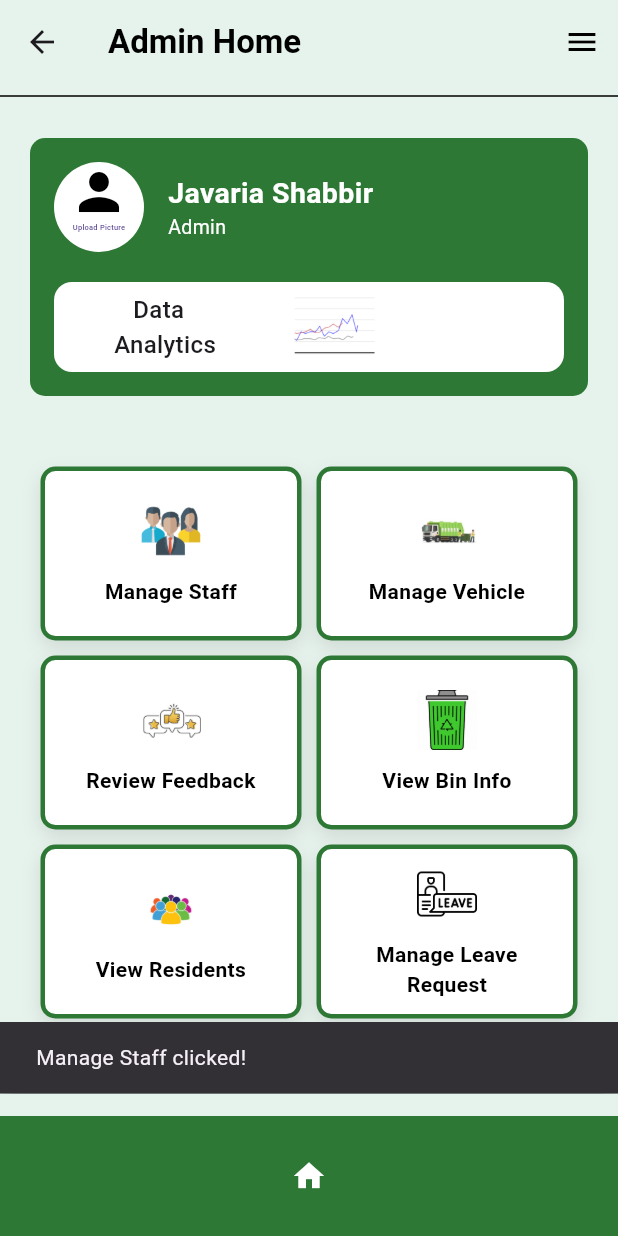
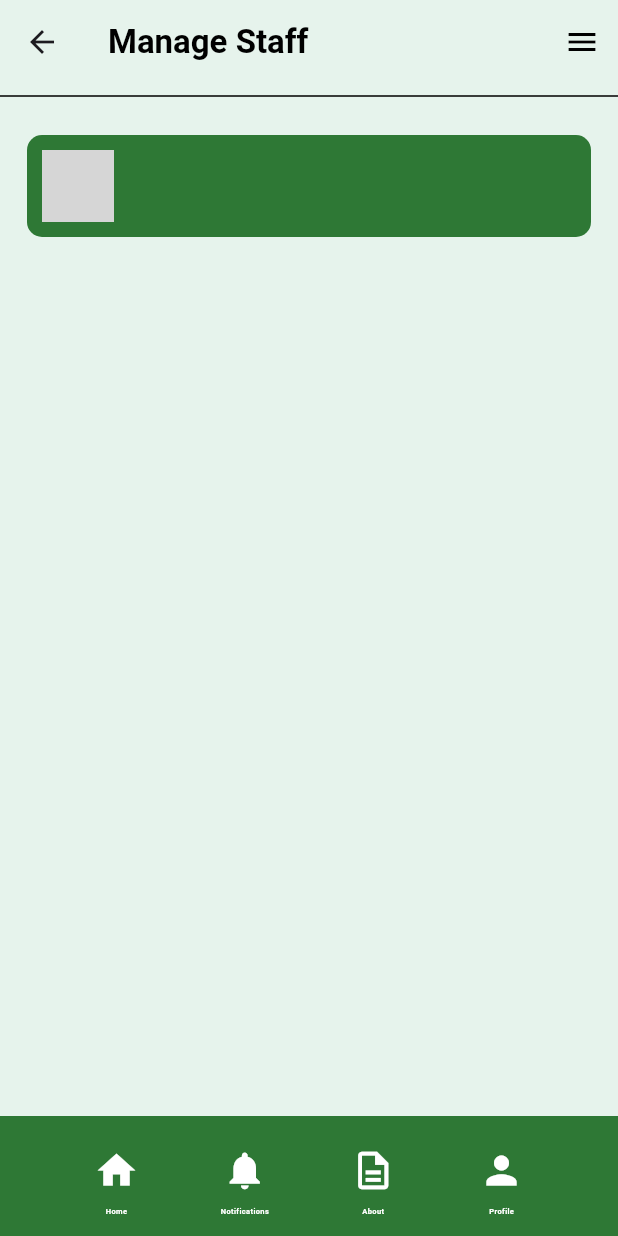
Before and after one commit to Javaria-Shabbir24/SmartWasteManagementSystem-AdminPortal, a Flutter app: the Admin screen opened directly, after a tap on "Manage Staff", on a phone screen of 412 x 824 dp. Run offline on Flutter 3.47's test engine with Material 3 defaults, Android fonts, the phone set to English and light mode, and no system bars; statements that could not run were skipped; grey boxes are pictures that could not be loaded.

Commit message:
manage staff appbar and bottom appbar

```diff
--- a/lib/admin.dart
+++ b/lib/admin.dart
@@ -26,7 +26,7 @@ class Admin extends StatelessWidget {
         child: Column(
           children: [
             //Divider for better UI
-            Divider(
+            const Divider(
               color: Colors.black,
               thickness: 1,
             ),
--- a/lib/admin_bottom_section.dart
+++ b/lib/admin_bottom_section.dart
@@ -4,17 +4,56 @@ class AdminBottomSection extends StatelessWidget {
   @override
   Widget build(BuildContext context) {
     return Container(
-      margin: const EdgeInsets.only(top: 15), // Add top margin here
-      child: BottomAppBar(
-        color: const Color(0xFF2E7835),
+      child: const BottomAppBar(
+        color:  Color(0xFF2E7835),
         child: Row(
         mainAxisAlignment: MainAxisAlignment.spaceEvenly,
         children: [
           //home icon
-          IconButton(
-           onPressed: null,
-           icon: const Icon(Icons.home,color: Colors.white)
-           ),
+            Column(
+              children: [
+                IconButton(
+                  onPressed: null,
+                  icon: Icon(Icons.home, color: Colors.white, size: 30,),
+                ),
+                Text('Home', style: TextStyle(color: Colors.white, fontSize: 5,fontWeight: FontWeight.bold),
+                ),
+              ],
+            ),
+          //Notifications icon
+            Column(
+              children: [
+                IconButton(
+                  onPressed: null,
+                  icon: Icon(Icons.notifications, color: Colors.white,size: 30,),
+                ),
+                Text('Notifications', style: TextStyle(color: Colors.white, fontSize: 5,fontWeight: FontWeight.bold),
+                ),
+              ],
+            ),
+          //About icon
+            Column(
+              children: [
+                IconButton(
+                  onPressed: null,
+                  icon: Icon(Icons.description_outlined, color: Colors.white,size: 30,),
+                ),
+                Text('About', style: TextStyle(color: Colors.white, fontSize: 5,fontWeight: FontWeight.bold),
+                ),
+              ],
+            ),
+          //Profile icon
+            Column(
+              children: [
+                IconButton(
+                  onPressed: null,
+                  icon: Icon(Icons.person, color: Colors.white,size: 30,),
+                ),
+                Text('Profile', style: TextStyle(color: Colors.white, fontSize: 5,fontWeight: FontWeight.bold),
+                ),
+              ],
+            ),
+
 
         ],
         ),
--- a/lib/admin_grid_section.dart
+++ b/lib/admin_grid_section.dart
@@ -1,19 +1,25 @@
 import 'package:flutter/material.dart';
+import 'admin_manage_staff.dart';
+import 'admin_manage_vehicle.dart';
+import 'admin_review_feedback.dart';
+import 'admin_view_bin_info.dart';
+import 'admin_view_residents.dart';
+import 'admin_manage_leave_requests.dart';
 
 class AdminGridSection extends StatelessWidget {
   @override
   Widget build(BuildContext context) {
     final List<Map<String, dynamic>> options = [
-      {"image": 'assets/staff.png', "label": "Manage Staff"},
-      {"image": 'assets/truckicon.jpg', "label": "Manage Vehicle"},
-      {"image": 'assets/feedback1.png', "label": "Review Feedback"},
-      {"image": 'assets/bin1.png', "label": "View Bin Info"},
-      {"image": 'assets/resident.png', "label": "View Residents"},
-      {"image": 'assets/leave.png', "label": "Manage Leave \nRequest"},
+      {"image": 'assets/staff.png', "label": "Manage Staff", "page": AdminManageStaff()},
+      {"image": 'assets/truckicon.jpg', "label": "Manage Vehicle", "page": AdminManageVehicle()},
+      {"image": 'assets/feedback1.png', "label": "Review Feedback", "page": AdminReviewFeedback()},
+      {"image": 'assets/bin1.png', "label": "View Bin Info", "page": AdminViewBinInfo()},
+      {"image": 'assets/resident.png', "label": "View Residents", "page": AdminViewResidents()},
+      {"image": 'assets/leave.png', "label": "Manage Leave \nRequest", "page": AdminManageLeaveRequests()},
     ];
 
     return Padding(
-      padding: const EdgeInsets.all(27),
+      padding: const EdgeInsets.only(left: 27, right:27),
       child: GridView.builder(
         physics: const NeverScrollableScrollPhysics(), // Prevent inner scrolling
         shrinkWrap: true,
@@ -27,8 +33,10 @@ class AdminGridSection extends StatelessWidget {
         itemBuilder: (context, index) {
           return GestureDetector(
             onTap: () {
-              ScaffoldMessenger.of(context).showSnackBar(
-                SnackBar(content: Text("${options[index]['label']} clicked!")),
+              // Navigate to the selected page on button click
+              Navigator.push(
+                context,
+                MaterialPageRoute(builder: (context) => options[index]['page']),
               );
             },
             child: Container(
--- /dev/null
+++ b/lib/admin_manage_leave_requests.dart
@@ -0,0 +1,10 @@
+import 'package:flutter/material.dart';
+
+class AdminManageLeaveRequests extends StatelessWidget {
+  const AdminManageLeaveRequests({super.key});
+
+  @override
+  Widget build(BuildContext context) {
+    return const Placeholder();
+  }
+}
--- /dev/null
+++ b/lib/admin_manage_staff.dart
@@ -0,0 +1,64 @@
+import 'package:flutter/material.dart';
+import 'admin_bottom_section.dart';
+
+class AdminManageStaff extends StatelessWidget {
+  @override
+  Widget build(BuildContext context) {
+    return Scaffold(
+      appBar: AppBar(
+        backgroundColor:const  Color(0xFFE6F3EC),
+        title: const Text("Manage Staff",
+        style: TextStyle(
+          color: Colors.black,
+          fontWeight: FontWeight.bold,
+         ),
+        ),
+        actions: const [
+          IconButton(
+            onPressed: null,
+            icon: Icon(Icons.menu,
+            color: Colors.black,
+            )
+            )
+        ],
+      ),
+      //setting the background color
+      backgroundColor:const  Color(0xFFE6F3EC),
+      //setting up the body section
+      body: SingleChildScrollView(
+        child: Column(
+          //column elements
+          children: [
+            //Divider for better User Interface
+            const Divider(
+              color: Colors.black,
+              thickness: 1,
+            ),
+            Container(
+              margin: const EdgeInsets.all(18),
+              padding: const EdgeInsets.all(10),
+              decoration: BoxDecoration(
+                color: const Color(0xFF2E7835),
+                borderRadius: BorderRadius.circular(10),
+              ),
+              child: Row(
+                mainAxisAlignment: MainAxisAlignment.start,
+                children: [
+                  card(),
+                ],
+              ),
+            ),
+          ],
+        ),
+
+      ),
+      bottomNavigationBar: AdminBottomSection(),
+    );
+  }
+}
+// returning a card showing the statistics
+Widget statCard(int count, String label){
+  return Card(
+
+  );
+}
--- /dev/null
+++ b/lib/admin_manage_vehicle.dart
@@ -0,0 +1,8 @@
+import 'package:flutter/material.dart';
+
+class AdminManageVehicle extends StatelessWidget {
+  @override
+  Widget build(BuildContext context) {
+    return const Placeholder();
+  }
+}
--- /dev/null
+++ b/lib/admin_review_feedback.dart
@@ -0,0 +1,10 @@
+import 'package:flutter/material.dart';
+
+class AdminReviewFeedback extends StatelessWidget {
+  const AdminReviewFeedback({super.key});
+
+  @override
+  Widget build(BuildContext context) {
+    return const Placeholder();
+  }
+}
--- /dev/null
+++ b/lib/admin_view_bin_info.dart
@@ -0,0 +1,10 @@
+import 'package:flutter/material.dart';
+
+class AdminViewBinInfo extends StatelessWidget {
+  const AdminViewBinInfo({super.key});
+
+  @override
+  Widget build(BuildContext context) {
+    return const Placeholder();
+  }
+}
--- /dev/null
+++ b/lib/admin_view_residents.dart
@@ -0,0 +1,10 @@
+import 'package:flutter/material.dart';
+
+class AdminViewResidents extends StatelessWidget {
+  const AdminViewResidents({super.key});
+
+  @override
+  Widget build(BuildContext context) {
+    return const Placeholder();
+  }
+}
```
